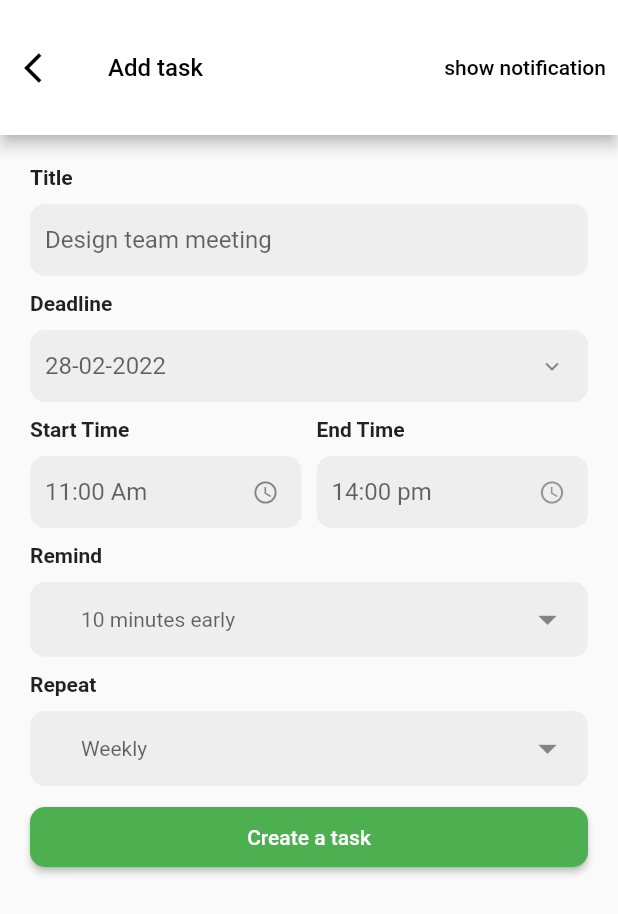
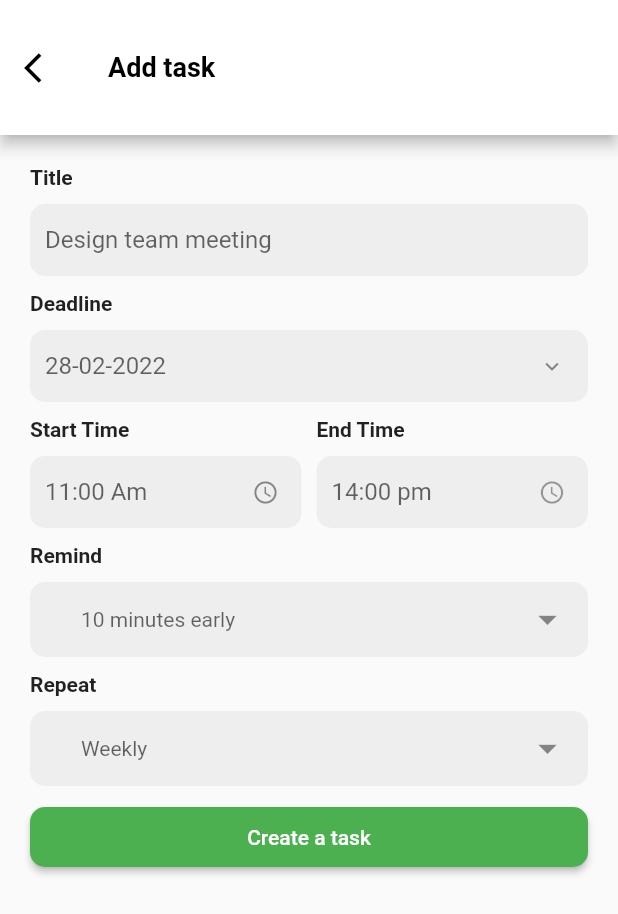
Before and after one commit to Darshfb/todo_algoriza, a Flutter app: the screen it shows after launch, after a tap on "Add a task", on a phone screen of 412 x 824 dp. Shown: the top 914 px of the screen. Run offline on Flutter 3.47's test engine with Material 2 defaults, Android fonts, the phone set to English and light mode, and no system bars; our stand-ins replace conditional_builder_null_safety, contained_tab_bar_view, date_picker_timeline, dropdown_button2, flutter_bloc, flutter_local_notifications and 4 more; accounts and stored records are empty.

Commit message:
some edit

```diff
--- a/lib/features/add_task/add_task_screen.dart
+++ b/lib/features/add_task/add_task_screen.dart
@@ -42,32 +42,7 @@ class AddTask extends StatelessWidget {
               color: Colors.black,
             )),
         title: const Text('Add task',
-            style: TextStyle(color: Colors.black, fontSize: 16.0)),
-        actions: [
-          BlocConsumer<TodoCubit, TodoState>(
-            listener: (context, state) {
-              // TODO: implement listener
-            },
-            builder: (context, state) {
-              var cubit = TodoCubit.get(context);
-              return TextButton(
-                  onPressed: () {
-                    cubit.showNotificationInTime(0);
-                    // await NotificationApi.showNotification(
-                    //   title : 'Mostafa',
-                    //   body : 'Here her a message',
-                    //   payload: 'mostafa.abs',
-                    //   id: 0
-                    // );
-                    //   navigateTo(context: context, widget: NotificationApp());
-                  },
-                  child: const Text(
-                    'show notification',
-                    style: TextStyle(color: Colors.black),
-                  ));
-            },
-          )
-        ],
+            style: TextStyle(color: Colors.black, fontSize: 18.0, fontWeight: FontWeight.w700)),
         toolbarHeight: 90.0,
       ),
       body: Padding(
--- a/lib/features/home/home_screen.dart
+++ b/lib/features/home/home_screen.dart
@@ -35,7 +35,7 @@ class HomeScreen extends StatelessWidget {
                   ))
             ],
             title: const Text('Board',
-                style: TextStyle(color: Colors.black, fontSize: 16.0)),
+                style: TextStyle(color: Colors.black, fontSize: 18.0, fontWeight: FontWeight.w700)),
             toolbarHeight: 90.0,
           ),
           body: Column(
```
Also changed, not shown: lib/features/schedule/schedule_screen.dart (+3 -35 lines), 6 other files.
